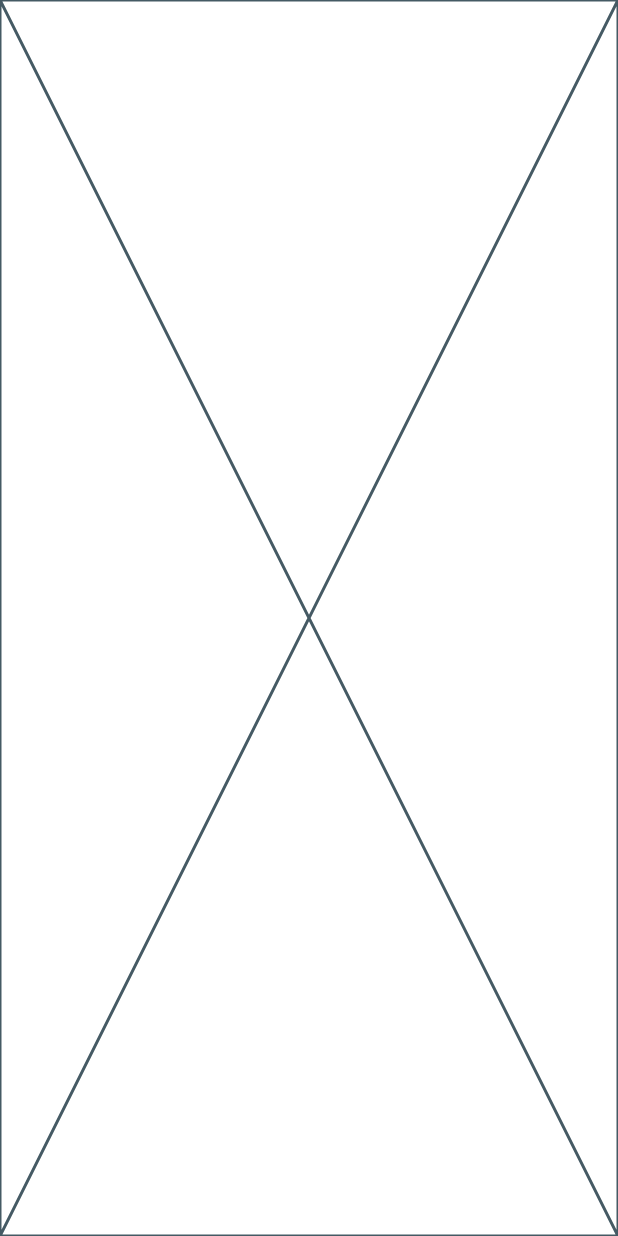
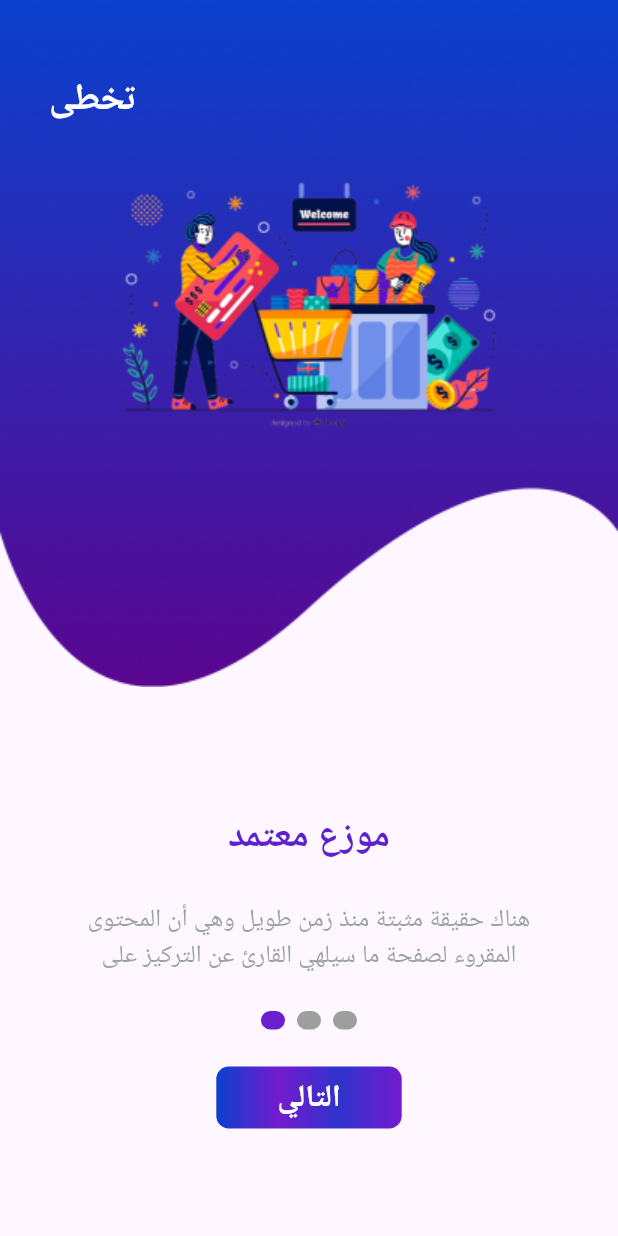
Before and after one commit to atefElhamsa/Mr-Candy-App, a Flutter app: the screen it shows after launch, on a phone screen of 412 x 824 dp. Run offline on Flutter 3.47's test engine with Material 3 defaults, Android fonts, the phone set to English and light mode, and no system bars; drawn by our look-alikes of smooth_page_indicator; our stand-ins replace google_fonts; Roboto replaces fonts that are missing (Almarai).

Commit message:
onboarding added

```diff
--- a/lib/core/utils/app_colors.dart
+++ b/lib/core/utils/app_colors.dart
@@ -3,4 +3,11 @@ import 'package:flutter/material.dart';
 class AppColors {
   static const Color mainColorLinear1 = Color(0XFF4309CE);
   static const Color mainColorLinear2 = Color(0XFF811BC3);
+  static const Color textColor = Color(0XFF5E22CD);
+  static const Color descriptionColor = Color(0XFF707F81);
+  static const Color buttonColor1 = Color(0XFF0A41CD);
+  static const Color buttonColor2 = Color(0XFF731BCD);
+  static const Color indicator = Color(0XFF6B1ECD);
+  static const Color buttonColor3 = Color(0XFF2F33CD);
+  static const Color white = Colors.white;
 }
--- a/lib/core/utils/app_images.dart
+++ b/lib/core/utils/app_images.dart
@@ -1,4 +1,7 @@
 class AppImages {
   static const String splashImage = "assets/images/splash_image.png";
   static const String rectangleOnboarding = "assets/images/rectangle_onboarding.png";
+  static const String onboardingImage1 = "assets/images/onboarding1.png";
+  static const String onboardingImage2 = "assets/images/onboarding2.png";
+  static const String onboardingImage3 = "assets/images/onboarding3.png";
 }
--- a/lib/core/utils/app_texts.dart
+++ b/lib/core/utils/app_texts.dart
@@ -0,0 +1,10 @@
+class AppTexts {
+  static const String onboardingText1 = "موزع معتمد";
+  static const String skip = "تخطى";
+  static const String onboardingText2 = "طلباتك كلها عندنا";
+  static const String onboardingTitleButton1And2 = "التالي";
+  static const String onboardingTitleButton3 = "ابدأ";
+  static const String onboardingText3 = "اطلب حاجتك بكل سهولة";
+  static const String descriptionOnboarding =
+      "هناك حقيقة مثبتة منذ زمن طويل وهي أن المحتوى \nالمقروء لصفحة ما سيلهي القارئ عن التركيز على ";
+}
--- /dev/null
+++ b/lib/features/onboarding/presentation/data/model/onboarding_model.dart
@@ -0,0 +1,37 @@
+import 'package:mr_candy/core/utils/app_images.dart';
+import 'package:mr_candy/core/utils/app_texts.dart';
+
+class OnboardingModel {
+  final String image;
+  final String title;
+  final String description;
+  final String titleButton;
+
+  OnboardingModel({
+    required this.image,
+    required this.title,
+    required this.description,
+    required this.titleButton,
+  });
+}
+
+List<OnboardingModel> onboardings = [
+  OnboardingModel(
+    image: AppImages.onboardingImage1,
+    title: AppTexts.onboardingText1,
+    description: AppTexts.descriptionOnboarding,
+    titleButton: AppTexts.onboardingTitleButton1And2,
+  ),
+  OnboardingModel(
+    image: AppImages.onboardingImage2,
+    title: AppTexts.onboardingText2,
+    description: AppTexts.descriptionOnboarding,
+    titleButton: AppTexts.onboardingTitleButton1And2,
+  ),
+  OnboardingModel(
+    image: AppImages.onboardingImage3,
+    title: AppTexts.onboardingText3,
+    description: AppTexts.descriptionOnboarding,
+    titleButton: AppTexts.onboardingTitleButton3,
+  ),
+];
--- a/lib/features/onboarding/presentation/views/onboarding_screen.dart
+++ b/lib/features/onboarding/presentation/views/onboarding_screen.dart
@@ -1,10 +1,13 @@
 import 'package:flutter/material.dart';
+import 'package:mr_candy/features/onboarding/presentation/views/widgets/onboarding_body.dart';
 
 class OnboardingScreen extends StatelessWidget {
   const OnboardingScreen({super.key});
 
   @override
   Widget build(BuildContext context) {
-    return const Placeholder();
+    return const Scaffold(
+      body: OnboardingBody(),
+    );
   }
 }
--- /dev/null
+++ b/lib/features/onboarding/presentation/views/widgets/onboarding_body.dart
@@ -0,0 +1,157 @@
+import 'package:flutter/material.dart';
+import 'package:google_fonts/google_fonts.dart';
+import 'package:mr_candy/core/utils/app_colors.dart';
+import 'package:mr_candy/core/utils/app_images.dart';
+import 'package:mr_candy/core/utils/app_texts.dart';
+import 'package:mr_candy/features/onboarding/presentation/data/model/onboarding_model.dart';
+import 'package:smooth_page_indicator/smooth_page_indicator.dart';
+
+class OnboardingBody extends StatefulWidget {
+  const OnboardingBody({super.key});
+
+  @override
+  State<OnboardingBody> createState() => _OnboardingBodyState();
+}
+
+class _OnboardingBodyState extends State<OnboardingBody> {
+  PageController pageController = PageController();
+
+  @override
+  Widget build(BuildContext context) {
+    return PageView.builder(
+      controller: pageController,
+      itemBuilder: (context, index) {
+        return Column(
+          children: [
+            Stack(
+              alignment: Alignment.topCenter,
+              children: [
+                Image.asset(
+                  AppImages.rectangleOnboarding,
+                  width: double.infinity,
+                  fit: BoxFit.cover,
+                ),
+                Positioned(
+                  top: MediaQuery.of(context).size.width * 0.27,
+                  child: Image.asset(onboardings[index].image),
+                ),
+                Positioned(
+                  top: MediaQuery.of(context).size.height * 0.05,
+                  left: MediaQuery.of(context).size.width * 0.05,
+                  child: TextButton(
+                    onPressed: () {
+                      pageController.animateToPage(
+                        onboardings.length - 1,
+                        duration: const Duration(seconds: 1),
+                        curve: Curves.decelerate,
+                      );
+                    },
+                    child: Text(
+                      index == onboardings.length - 1 ? "" : AppTexts.skip,
+                      style: GoogleFonts.almarai(
+                        textStyle: TextStyle(
+                          color: AppColors.white,
+                          fontWeight: FontWeight.w700,
+                          fontSize: MediaQuery.of(context).size.height * 0.03,
+                        ),
+                      ),
+                    ),
+                  ),
+                ),
+              ],
+            ),
+            SizedBox(height: MediaQuery.of(context).size.height * 0.1),
+            Text(
+              onboardings[index].title,
+              style: GoogleFonts.almarai(
+                textStyle: TextStyle(
+                  color: AppColors.textColor,
+                  fontWeight: FontWeight.w700,
+                  fontSize: MediaQuery.of(context).size.height * 0.03,
+                ),
+              ),
+            ),
+            SizedBox(height: MediaQuery.of(context).size.height * 0.03),
+            Text(
+              onboardings[index].description,
+              textAlign: TextAlign.center,
+              style: GoogleFonts.almarai(
+                textStyle: TextStyle(
+                    color: AppColors.descriptionColor.withOpacity(0.7),
+                    fontWeight: FontWeight.w400,
+                    fontSize: MediaQuery.of(context).size.height * 0.02),
+              ),
+            ),
+            SizedBox(
+              height: MediaQuery.of(context).size.height * 0.03,
+            ),
+            SmoothPageIndicator(
+              controller: pageController,
+              count: onboardings.length,
+              effect: WormEffect(
+                activeDotColor: AppColors.indicator,
+                dotHeight: MediaQuery.of(context).size.height * 0.015,
+              ),
+            ),
+            SizedBox(
+              height: MediaQuery.of(context).size.height * 0.03,
+            ),
+            GestureDetector(
+              onTap: () {
+                if (index == onboardings.length - 1) {
+                  Navigator.pushReplacement(
+                    context,
+                    MaterialPageRoute(
+                      builder: (context) {
+                        return const Text("data");
+                      },
+                    ),
+                  );
+                } else {
+                  pageController.animateToPage(
+                    index + 1,
+                    duration: const Duration(seconds: 1),
+                    curve: Curves.decelerate,
+                  );
+                }
+              },
+              child: Container(
+                height: MediaQuery.of(context).size.height * 0.05,
+                width: MediaQuery.of(context).size.width * 0.3,
+                decoration: BoxDecoration(
+                  gradient: const LinearGradient(
+                    begin: Alignment.centerLeft,
+                    end: Alignment.centerRight,
+                    colors: [
+                      AppColors.buttonColor1,
+                      AppColors.buttonColor2,
+                      AppColors.buttonColor3,
+                      AppColors.buttonColor2,
+                    ],
+                  ),
+                  borderRadius: BorderRadius.all(
+                    Radius.circular(
+                      MediaQuery.of(context).size.width * 0.02,
+                    ),
+                  ),
+                ),
+                child: Center(
+                  child: Text(
+                    onboardings[index].titleButton,
+                    style: GoogleFonts.almarai(
+                      textStyle: TextStyle(
+                          color: AppColors.white,
+                          fontWeight: FontWeight.w700,
+                          fontSize: MediaQuery.of(context).size.height * 0.025),
+                    ),
+                  ),
+                ),
+              ),
+            ),
+          ],
+        );
+      },
+      itemCount: onboardings.length,
+    );
+  }
+}
--- a/pubspec.yaml
+++ b/pubspec.yaml
@@ -35,6 +35,8 @@ dependencies:
   # The following adds the Cupertino Icons font to your application.
   # Use with the CupertinoIcons class for iOS style icons.
   cupertino_icons: ^1.0.8
+  google_fonts: ^6.2.1
+  smooth_page_indicator: ^1.2.0+3
 
 dev_dependencies:
   flutter_test:
```
Also changed, not shown: assets/images/onboarding1.png (added), assets/images/onboarding2.png (added), assets/images/onboarding3.png (added), pubspec.lock, 1 other file.
